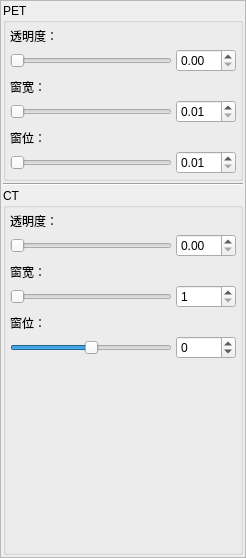
Old version of the form ui/ImageDock.ui in the repository cjf128/PCViewer.
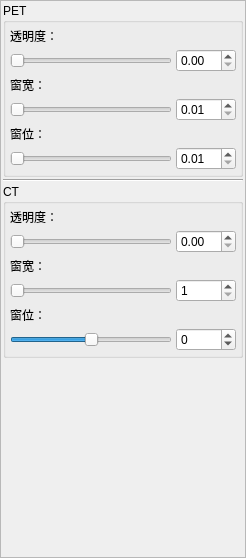
New version of the form.

The edit to the form file:
```diff
--- a/ui/ImageDock.ui
+++ b/ui/ImageDock.ui
@@ -66,7 +66,7 @@
          </property>
          <layout class="QVBoxLayout" name="verticalLayout">
           <property name="spacing">
-           <number>2</number>
+           <number>0</number>
           </property>
           <property name="leftMargin">
            <number>2</number>
@@ -292,7 +292,7 @@
          </property>
          <layout class="QVBoxLayout" name="verticalLayout_16">
           <property name="spacing">
-           <number>2</number>
+           <number>0</number>
           </property>
           <property name="leftMargin">
            <number>2</number>
@@ -498,6 +498,9 @@
             </item>
            </layout>
           </item>
+         </layout>
+        </widget>
+       </item>
           <item>
            <spacer name="verticalSpacer">
             <property name="orientation">
@@ -510,9 +513,6 @@
              </size>
             </property>
            </spacer>
-          </item>
-         </layout>
-        </widget>
        </item>
       </layout>
      </widget>
```
Lines whose indentation alone changed are shown as unchanged.
